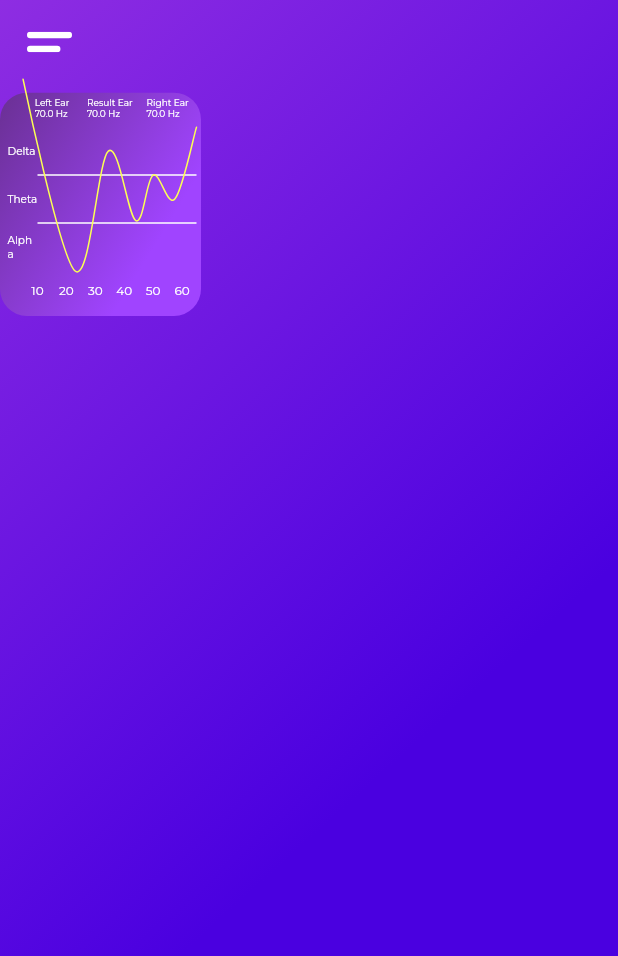
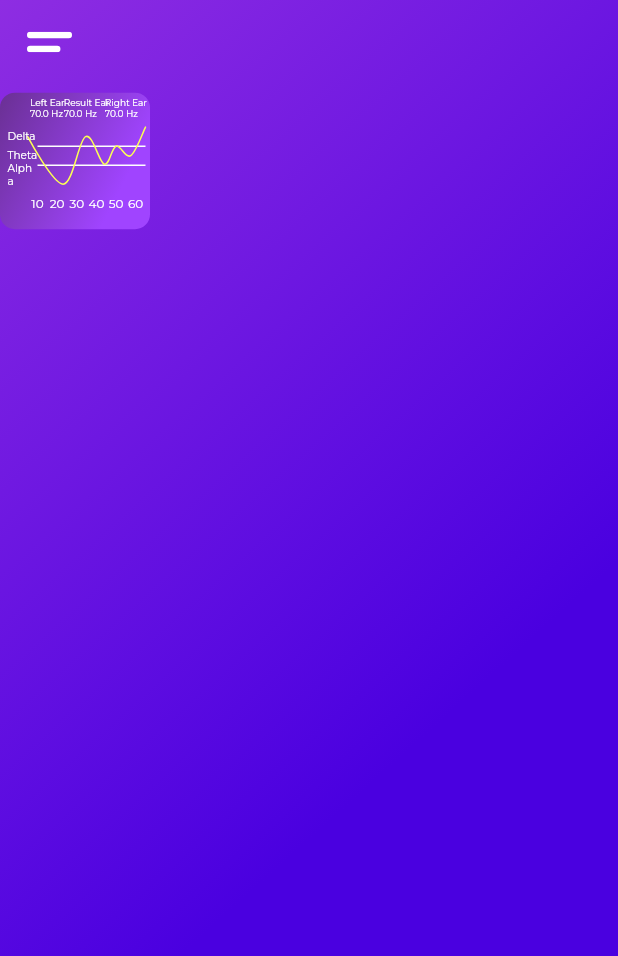
Before and after one commit to jaffarabbas/binural-beats-mobile-app, a Flutter app: the screen it shows after launch, on a phone screen of 412 x 824 dp. Shown: the top 956 px of the screen. Run offline on Flutter 3.47's test engine with Material 2 defaults, Android fonts, the light colour scheme and no system bars; drawn by our look-alikes of fl_chart; our stand-ins replace flutter_screenutil, flutter_svg, font_awesome_flutter, google_fonts.

Commit message:
Updated lib/res/components/secondaryCard.dart at 23/11/2022 18:36:06

```diff
--- a/binural_app/lib/res/components/secondaryCard.dart
+++ b/binural_app/lib/res/components/secondaryCard.dart
@@ -31,17 +31,17 @@ class _SecondaryCardState extends State<SecondaryCard> {
         Provider.of<ChangeBottomNavgationProvider>(context, listen: true);
 
     return Container(
-      width: 134,
+      width: 100,
       margin: EdgeInsets.only(right: 14.sp),
       // height: 320,
       child: Stack(
         children: <Widget>[
           AspectRatio(
-            aspectRatio: 0.90,
+            aspectRatio: 1.sp,
             child: DecoratedBox(
               decoration: BoxDecoration(
                 borderRadius: BorderRadius.all(
-                  Radius.circular(18),
+                  Radius.circular(10),
                 ),
                 gradient: LinearGradient(
                   begin: Alignment.topLeft,
@@ -202,7 +202,7 @@ class _SecondaryCardState extends State<SecondaryCard> {
       lineBarsData: [
         LineChartBarData(
           spots: const [
-            FlSpot(-1, 8),
+            FlSpot(-1, 5),
             FlSpot(2.6, 0),
             FlSpot(4.9, 5),
             FlSpot(6.8, 2.1),
```
